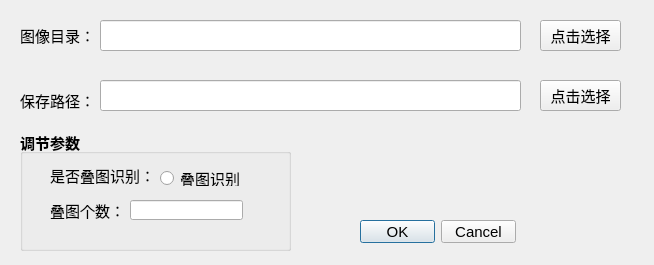
Qt form ui/RapidVideOCR.ui (SWHL/RapidVideOCR) before a commit.
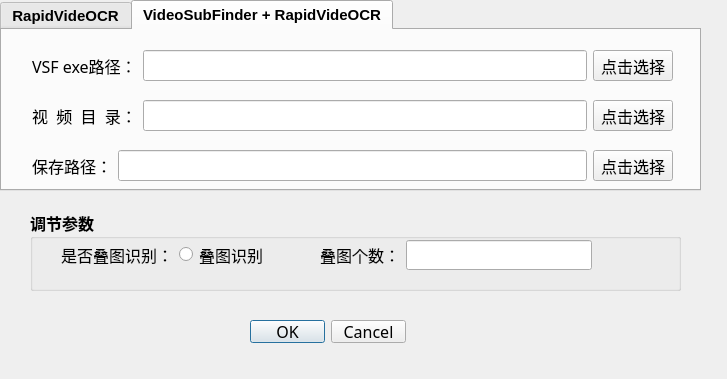
The same form after that commit.

What changed in the file:
```diff
--- a/ui/RapidVideOCR.ui
+++ b/ui/RapidVideOCR.ui
@@ -6,8 +6,8 @@
    <rect>
     <x>0</x>
     <y>0</y>
-    <width>654</width>
-    <height>265</height>
+    <width>727</width>
+    <height>379</height>
    </rect>
   </property>
   <property name="font">
@@ -18,97 +18,445 @@
   <property name="windowTitle">
    <string>Dialog</string>
   </property>
-  <widget class="QLabel" name="label_img_dir">
+  <widget class="QTabWidget" name="tabWidget">
    <property name="geometry">
     <rect>
-     <x>20</x>
-     <y>20</y>
-     <width>71</width>
-     <height>31</height>
+     <x>0</x>
+     <y>0</y>
+     <width>701</width>
+     <height>191</height>
     </rect>
    </property>
    <property name="font">
     <font>
      <pointsize>11</pointsize>
+     <weight>75</weight>
+     <bold>true</bold>
     </font>
    </property>
-   <property name="text">
-    <string>图像目录：</string>
+   <property name="currentIndex">
+    <number>1</number>
    </property>
+   <widget class="QWidget" name="only_ocr">
+    <attribute name="title">
+     <string>RapidVideOCR</string>
+    </attribute>
+    <widget class="QWidget" name="">
+     <property name="geometry">
+      <rect>
+       <x>30</x>
+       <y>90</y>
+       <width>641</width>
+       <height>31</height>
+      </rect>
+     </property>
+     <layout class="QHBoxLayout" name="horizontalLayout_4">
+      <item>
+       <widget class="QLabel" name="lable_save_name">
+        <property name="font">
+         <font>
+          <family>微软雅黑</family>
+          <pointsize>12</pointsize>
+          <weight>50</weight>
+          <italic>false</italic>
+          <bold>false</bold>
+         </font>
+        </property>
+        <property name="text">
+         <string>保存路径：</string>
+        </property>
+       </widget>
+      </item>
+      <item>
+       <widget class="QLineEdit" name="le_save_path">
+        <property name="font">
+         <font>
+          <family>微软雅黑</family>
+          <pointsize>12</pointsize>
+          <weight>75</weight>
+          <italic>false</italic>
+          <bold>true</bold>
+         </font>
+        </property>
+       </widget>
+      </item>
+      <item>
+       <widget class="QPushButton" name="btn_save_result">
+        <property name="font">
+         <font>
+          <family>微软雅黑</family>
+          <pointsize>12</pointsize>
+          <weight>50</weight>
+          <italic>false</italic>
+          <bold>false</bold>
+         </font>
+        </property>
+        <property name="text">
+         <string>点击选择</string>
+        </property>
+       </widget>
+      </item>
+     </layout>
+    </widget>
+    <widget class="QWidget" name="">
+     <property name="geometry">
+      <rect>
+       <x>30</x>
+       <y>40</y>
+       <width>641</width>
+       <height>31</height>
+      </rect>
+     </property>
+     <layout class="QHBoxLayout" name="horizontalLayout_3">
+      <item>
+       <widget class="QLabel" name="label_img_dir">
+        <property name="font">
+         <font>
+          <family>微软雅黑</family>
+          <pointsize>12</pointsize>
+          <weight>50</weight>
+          <italic>false</italic>
+          <bold>false</bold>
+         </font>
+        </property>
+        <property name="text">
+         <string>图像目录：</string>
+        </property>
+       </widget>
+      </item>
+      <item>
+       <widget class="QLineEdit" name="le_display_img_dir">
+        <property name="font">
+         <font>
+          <family>微软雅黑</family>
+          <pointsize>12</pointsize>
+          <weight>75</weight>
+          <italic>false</italic>
+          <bold>true</bold>
+         </font>
+        </property>
+       </widget>
+      </item>
+      <item>
+       <widget class="QPushButton" name="btn_select_img_dir">
+        <property name="font">
+         <font>
+          <family>微软雅黑</family>
+          <pointsize>12</pointsize>
+          <weight>50</weight>
+          <italic>false</italic>
+          <bold>false</bold>
+         </font>
+        </property>
+        <property name="text">
+         <string>点击选择</string>
+        </property>
+       </widget>
+      </item>
+     </layout>
+    </widget>
+   </widget>
+   <widget class="QWidget" name="vsf_ocr">
+    <attribute name="title">
+     <string>VideoSubFinder + RapidVideOCR</string>
+    </attribute>
+    <widget class="QWidget" name="layoutWidget_2">
+     <property name="geometry">
+      <rect>
+       <x>30</x>
+       <y>70</y>
+       <width>641</width>
+       <height>31</height>
+      </rect>
+     </property>
+     <layout class="QHBoxLayout" name="horizontalLayout_8">
+      <item>
+       <widget class="QLabel" name="lable_video_path">
+        <property name="font">
+         <font>
+          <family>微软雅黑</family>
+          <pointsize>12</pointsize>
+          <weight>50</weight>
+          <italic>false</italic>
+          <bold>false</bold>
+         </font>
+        </property>
+        <property name="text">
+         <string>视  频  目  录：</string>
+        </property>
+       </widget>
+      </item>
+      <item>
+       <widget class="QLineEdit" name="le_video_path">
+        <property name="font">
+         <font>
+          <family>微软雅黑</family>
+          <pointsize>12</pointsize>
+          <weight>75</weight>
+          <italic>false</italic>
+          <bold>true</bold>
+         </font>
+        </property>
+       </widget>
+      </item>
+      <item>
+       <widget class="QPushButton" name="select_video_path">
+        <property name="font">
+         <font>
+          <family>微软雅黑</family>
+          <pointsize>12</pointsize>
+          <weight>50</weight>
+          <italic>false</italic>
+          <bold>false</bold>
+         </font>
+        </property>
+        <property name="text">
+         <string>点击选择</string>
+        </property>
+       </widget>
+      </item>
+     </layout>
+    </widget>
+    <widget class="QWidget" name="layoutWidget">
+     <property name="geometry">
+      <rect>
+       <x>30</x>
+       <y>20</y>
+       <width>641</width>
+       <height>31</height>
+      </rect>
+     </property>
+     <layout class="QHBoxLayout" name="horizontalLayout_7">
+      <item>
+       <widget class="QLabel" name="label_vsf_exe">
+        <property name="font">
+         <font>
+          <family>微软雅黑</family>
+          <pointsize>12</pointsize>
+          <weight>50</weight>
+          <italic>false</italic>
+          <bold>false</bold>
+         </font>
+        </property>
+        <property name="text">
+         <string>VSF exe路径：</string>
+        </property>
+       </widget>
+      </item>
+      <item>
+       <widget class="QLineEdit" name="le_vsf_exe">
+        <property name="font">
+         <font>
+          <family>微软雅黑</family>
+          <pointsize>12</pointsize>
+          <weight>75</weight>
+          <italic>false</italic>
+          <bold>true</bold>
+         </font>
+        </property>
+       </widget>
+      </item>
+      <item>
+       <widget class="QPushButton" name="select_vsf_exe">
+        <property name="font">
+         <font>
+          <family>微软雅黑</family>
+          <pointsize>12</pointsize>
+          <weight>50</weight>
+          <italic>false</italic>
+          <bold>false</bold>
+         </font>
+        </property>
+        <property name="text">
+         <string>点击选择</string>
+        </property>
+       </widget>
+      </item>
+     </layout>
+    </widget>
+    <widget class="QWidget" name="layoutWidget_5">
+     <property name="geometry">
+      <rect>
+       <x>30</x>
+       <y>120</y>
+       <width>641</width>
+       <height>31</height>
+      </rect>
+     </property>
+     <layout class="QHBoxLayout" name="horizontalLayout_5">
+      <item>
+       <widget class="QLabel" name="lable_save_name_2">
+        <property name="font">
+         <font>
+          <family>微软雅黑</family>
+          <pointsize>12</pointsize>
+          <weight>50</weight>
+          <italic>false</italic>
+          <bold>false</bold>
+         </font>
+        </property>
+        <property name="text">
+         <string>保存路径：</string>
+        </property>
+       </widget>
+      </item>
+      <item>
+       <widget class="QLineEdit" name="le_save_path_2">
+        <property name="font">
+         <font>
+          <family>微软雅黑</family>
+          <pointsize>12</pointsize>
+          <weight>75</weight>
+          <italic>false</italic>
+          <bold>true</bold>
+         </font>
+        </property>
+       </widget>
+      </item>
+      <item>
+       <widget class="QPushButton" name="btn_save_result_2">
+        <property name="font">
+         <font>
+          <family>微软雅黑</family>
+          <pointsize>12</pointsize>
+          <weight>50</weight>
+          <italic>false</italic>
+          <bold>false</bold>
+         </font>
+        </property>
+        <property name="text">
+         <string>点击选择</string>
+        </property>
+       </widget>
+      </item>
+     </layout>
+    </widget>
+   </widget>
   </widget>
-  <widget class="QLineEdit" name="le_display_img_dir">
+  <widget class="QGroupBox" name="groupBox_2">
    <property name="geometry">
     <rect>
-     <x>100</x>
-     <y>20</y>
-     <width>421</width>
-     <height>31</height>
+     <x>30</x>
+     <y>210</y>
+     <width>651</width>
+     <height>81</height>
     </rect>
    </property>
-  </widget>
-  <widget class="QPushButton" name="btn_select_img_dir">
-   <property name="geometry">
-    <rect>
-     <x>540</x>
-     <y>20</y>
-     <width>81</width>
-     <height>31</height>
-    </rect>
-   </property>
-   <property name="text">
-    <string>点击选择</string>
-   </property>
-  </widget>
-  <widget class="QLabel" name="lable_save_name">
-   <property name="geometry">
-    <rect>
-     <x>20</x>
-     <y>90</y>
-     <width>71</width>
-     <height>21</height>
-    </rect>
-   </property>
    <property name="font">
     <font>
-     <pointsize>11</pointsize>
+     <family>微软雅黑</family>
+     <pointsize>12</pointsize>
+     <weight>75</weight>
+     <italic>false</italic>
+     <bold>true</bold>
     </font>
    </property>
-   <property name="text">
-    <string>保存路径：</string>
+   <property name="title">
+    <string>调节参数</string>
    </property>
+   <widget class="QWidget" name="layoutWidget_3">
+    <property name="geometry">
+     <rect>
+      <x>31</x>
+      <y>31</y>
+      <width>207</width>
+      <height>27</height>
+     </rect>
+    </property>
+    <layout class="QHBoxLayout" name="horizontalLayout_9">
+     <item>
+      <widget class="QLabel" name="label_mode_2">
+       <property name="font">
+        <font>
+         <family>微软雅黑</family>
+         <pointsize>12</pointsize>
+         <weight>50</weight>
+         <italic>false</italic>
+         <bold>false</bold>
+        </font>
+       </property>
+       <property name="text">
+        <string>是否叠图识别：</string>
+       </property>
+      </widget>
+     </item>
+     <item>
+      <widget class="QRadioButton" name="radioButton_2">
+       <property name="font">
+        <font>
+         <family>微软雅黑</family>
+         <pointsize>12</pointsize>
+         <weight>50</weight>
+         <italic>false</italic>
+         <bold>false</bold>
+        </font>
+       </property>
+       <property name="text">
+        <string>叠图识别</string>
+       </property>
+      </widget>
+     </item>
+    </layout>
+   </widget>
+   <widget class="QWidget" name="layoutWidget_4">
+    <property name="geometry">
+     <rect>
+      <x>290</x>
+      <y>30</y>
+      <width>272</width>
+      <height>30</height>
+     </rect>
+    </property>
+    <layout class="QHBoxLayout" name="horizontalLayout_10">
+     <item>
+      <widget class="QLabel" name="label_batch_2">
+       <property name="font">
+        <font>
+         <family>微软雅黑</family>
+         <pointsize>12</pointsize>
+         <weight>50</weight>
+         <italic>false</italic>
+         <bold>false</bold>
+        </font>
+       </property>
+       <property name="text">
+        <string>叠图个数：</string>
+       </property>
+      </widget>
+     </item>
+     <item>
+      <widget class="QLineEdit" name="le_batch_2">
+       <property name="font">
+        <font>
+         <family>微软雅黑</family>
+         <pointsize>12</pointsize>
+         <weight>75</weight>
+         <italic>false</italic>
+         <bold>true</bold>
+        </font>
+       </property>
+      </widget>
+     </item>
+    </layout>
+   </widget>
   </widget>
-  <widget class="QLineEdit" name="le_save_path">
+  <widget class="QDialogButtonBox" name="btn_dialog_ok_cancel_2">
    <property name="geometry">
     <rect>
-     <x>100</x>
-     <y>80</y>
-     <width>421</width>
-     <height>31</height>
-    </rect>
-   </property>
-  </widget>
-  <widget class="QPushButton" name="btn_save_result">
-   <property name="geometry">
-    <rect>
-     <x>540</x>
-     <y>80</y>
-     <width>81</width>
-     <height>31</height>
-    </rect>
-   </property>
-   <property name="text">
-    <string>点击选择</string>
-   </property>
-  </widget>
-  <widget class="QDialogButtonBox" name="btn_dialog_ok_cancel">
-   <property name="geometry">
-    <rect>
-     <x>360</x>
-     <y>220</y>
+     <x>250</x>
+     <y>320</y>
      <width>156</width>
      <height>23</height>
     </rect>
    </property>
+   <property name="font">
+    <font>
+     <family>微软雅黑</family>
+     <pointsize>12</pointsize>
+     <weight>50</weight>
+     <bold>false</bold>
+    </font>
+   </property>
    <property name="toolTip">
     <string>&lt;html&gt;&lt;head/&gt;&lt;body&gt;&lt;p&gt;&lt;br/&gt;&lt;/p&gt;&lt;/body&gt;&lt;/html&gt;</string>
    </property>
@@ -116,122 +464,6 @@
     <set>QDialogButtonBox::Cancel|QDialogButtonBox::Ok</set>
    </property>
   </widget>
-  <widget class="QGroupBox" name="groupBox">
-   <property name="geometry">
-    <rect>
-     <x>20</x>
-     <y>130</y>
-     <width>271</width>
-     <height>121</height>
-    </rect>
-   </property>
-   <property name="font">
-    <font>
-     <pointsize>11</pointsize>
-     <weight>75</weight>
-     <italic>false</italic>
-     <bold>true</bold>
-    </font>
-   </property>
-   <property name="title">
-    <string>调节参数</string>
-   </property>
-   <widget class="QLineEdit" name="le_batch">
-    <property name="geometry">
-     <rect>
-      <x>110</x>
-      <y>70</y>
-      <width>113</width>
-      <height>20</height>
-     </rect>
-    </property>
-   </widget>
-   <widget class="QLabel" name="label_mode">
-    <property name="geometry">
-     <rect>
-      <x>30</x>
-      <y>30</y>
-      <width>111</width>
-      <height>31</height>
-     </rect>
-    </property>
-    <property name="font">
-     <font>
-      <pointsize>11</pointsize>
-      <weight>50</weight>
-      <italic>false</italic>
-      <bold>false</bold>
-     </font>
-    </property>
-    <property name="text">
-     <string>是否叠图识别：</string>
-    </property>
-   </widget>
-   <widget class="QLabel" name="label_batch">
-    <property name="geometry">
-     <rect>
-      <x>30</x>
-      <y>70</y>
-      <width>71</width>
-      <height>21</height>
-     </rect>
-    </property>
-    <property name="font">
-     <font>
-      <pointsize>11</pointsize>
-      <weight>50</weight>
-      <italic>false</italic>
-      <bold>false</bold>
-     </font>
-    </property>
-    <property name="text">
-     <string>叠图个数：</string>
-    </property>
-   </widget>
-   <widget class="QRadioButton" name="radioButton">
-    <property name="geometry">
-     <rect>
-      <x>140</x>
-      <y>40</y>
-      <width>89</width>
-      <height>16</height>
-     </rect>
-    </property>
-    <property name="font">
-     <font>
-      <pointsize>11</pointsize>
-      <weight>50</weight>
-      <italic>false</italic>
-      <bold>false</bold>
-     </font>
-    </property>
-    <property name="text">
-     <string>叠图识别</string>
-    </property>
-   </widget>
-  </widget>
-  <widget class="QLabel" name="label">
-   <property name="geometry">
-    <rect>
-     <x>350</x>
-     <y>150</y>
-     <width>231</width>
-     <height>31</height>
-    </rect>
-   </property>
-   <property name="text">
-    <string/>
-   </property>
-  </widget>
-  <zorder>groupBox</zorder>
-  <zorder>label_img_dir</zorder>
-  <zorder>le_display_img_dir</zorder>
-  <zorder>btn_select_img_dir</zorder>
-  <zorder>lable_save_name</zorder>
-  <zorder>le_save_path</zorder>
-  <zorder>btn_save_result</zorder>
-  <zorder>btn_dialog_ok_cancel</zorder>
-  <zorder>label</zorder>
  </widget>
  <resources/>
  <connections/>
```
Left out of the diff: 10 changed lines with no effect on the pictures.
